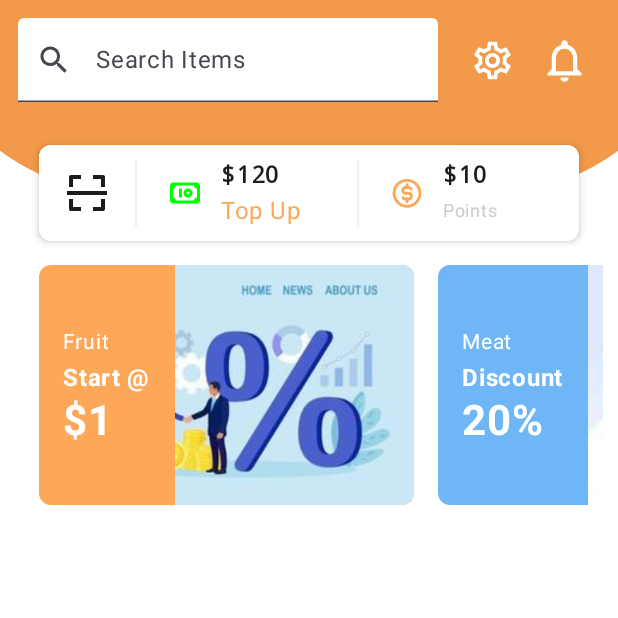
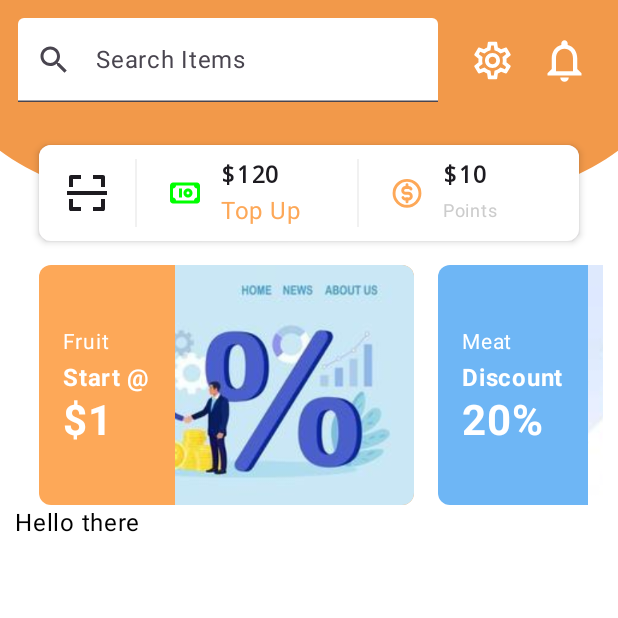
Before and after one commit to keringKirwa/Loan_Lending_App, an Android app built with Jetpack Compose: the screen it shows after launch (MainActivity), after a tap on "Login", on a phone screen of 412 x 824 dp, the top half of it. Run offline under Robolectric (Android 15) with nearby library versions, the phone set to English and light mode, and no system bars; our stand-ins replace Dagger/Hilt's generated code, accompanist.

Commit message:
PROJECT STARTER 003

```diff
--- a/app/src/main/AndroidManifest.xml
+++ b/app/src/main/AndroidManifest.xml
@@ -4,6 +4,7 @@
 
     <application
         android:allowBackup="true"
+        android:name=".CcCONNECT"
         android:dataExtractionRules="@xml/data_extraction_rules"
         android:fullBackupContent="@xml/backup_rules"
         android:icon="@mipmap/ic_launcher"
--- /dev/null
+++ b/app/src/main/java/com/example/kkdev_hustler_fund_app/App.kt
@@ -0,0 +1,9 @@
+package com.example.kkdev_hustler_fund_app
+
+import android.app.Application
+import dagger.hilt.android.HiltAndroidApp
+
+@HiltAndroidApp
+class CcCONNECT : Application(){
+
+}
--- a/app/src/main/java/com/example/kkdev_hustler_fund_app/MainActivity.kt
+++ b/app/src/main/java/com/example/kkdev_hustler_fund_app/MainActivity.kt
@@ -7,7 +7,9 @@ import androidx.compose.runtime.Composable
 import androidx.compose.ui.tooling.preview.Preview
 import com.example.kkdev_hustler_fund_app.navigations.Navigation
 import com.example.kkdev_hustler_fund_app.ui.theme.Kkdev_Hustler_Fund_AppTheme
+import dagger.hilt.android.AndroidEntryPoint
 
+@AndroidEntryPoint
 class MainActivity : ComponentActivity() {
 
 
--- a/app/src/main/java/com/example/kkdev_hustler_fund_app/screens/HomeScreen.kt
+++ b/app/src/main/java/com/example/kkdev_hustler_fund_app/screens/HomeScreen.kt
@@ -1,6 +1,7 @@
 package com.example.kkdev_hustler_fund_app.screens
 
 
+import android.annotation.SuppressLint
 import androidx.compose.foundation.Image
 import androidx.compose.foundation.background
 import androidx.compose.foundation.layout.Arrangement
@@ -36,10 +37,10 @@ import androidx.compose.material3.Text
 import androidx.compose.material3.TextField
 import androidx.compose.material3.TextFieldDefaults
 import androidx.compose.runtime.Composable
-import androidx.compose.runtime.State
 import androidx.compose.runtime.collectAsState
 import androidx.compose.runtime.mutableStateOf
 import androidx.compose.runtime.remember
+import androidx.compose.runtime.rememberCoroutineScope
 import androidx.compose.ui.Alignment
 import androidx.compose.ui.Modifier
 import androidx.compose.ui.draw.clip
@@ -56,13 +57,12 @@ import androidx.compose.ui.unit.dp
 import androidx.compose.ui.unit.sp
 import androidx.lifecycle.viewmodel.compose.viewModel
 import com.example.kkdev_hustler_fund_app.R
+import com.example.kkdev_hustler_fund_app.navigations.Navigation
 import com.example.kkdev_hustler_fund_app.ui.theme.DividerColor
 import com.example.kkdev_hustler_fund_app.ui.theme.MyColors
 import com.example.kkdev_hustler_fund_app.ui.theme.PrimaryColor
 import com.example.kkdev_hustler_fund_app.ui.theme.customRoundedShape
 import com.example.kkdev_hustler_fund_app.view_models.AuthViewModel
-import com.example.kkdev_hustler_fund_app.models.RequestResult
-import com.example.kkdev_hustler_fund_app.models.User
 
 
 @Preview(showBackground = true)
@@ -92,6 +92,8 @@ import com.example.kkdev_hustler_fund_app.models.User
                 AccountInfoRow()
                 Spacer(modifier = Modifier.height(16.dp))
                 Promotions()
+                LoginDetails()
+
             }
         }
     }
@@ -322,3 +324,15 @@ import com.example.kkdev_hustler_fund_app.models.User
             }
         }
     }
+
+@SuppressLint("StateFlowValueCalledInComposition")
+@Composable
+fun LoginDetails() {
+
+    val authViewModel: AuthViewModel = viewModel()
+    val loginState = authViewModel.loginState.collectAsState()
+
+    loginState.value?.let { Text(text = it.name) }
+    loginState.value?.let { Text(text = it.emailAddress) }
+    Text(text = "Hello there")
+}
--- a/app/src/main/java/com/example/kkdev_hustler_fund_app/screens/LoginScreen.kt
+++ b/app/src/main/java/com/example/kkdev_hustler_fund_app/screens/LoginScreen.kt
@@ -1,5 +1,6 @@
 package com.example.kkdev_hustler_fund_app.screens
 
+import android.annotation.SuppressLint
 import androidx.compose.foundation.background
 import androidx.compose.foundation.layout.Box
 import androidx.compose.foundation.layout.Column
@@ -51,12 +52,14 @@ import com.example.kkdev_hustler_fund_app.view_models.AuthViewModel
 import kotlinx.coroutines.CoroutineScope
 import kotlinx.coroutines.launch
 
+@SuppressLint("SuspiciousIndentation")
 @Preview(showBackground = true)
 @Composable
 fun LoginScreenTest(){
 
     var email by remember {
         mutableStateOf("kelvinKering")
+
     }
     var password by remember {
         mutableStateOf("@077Pqc7rs")
@@ -202,7 +205,8 @@ fun PasswordTextField(
         },
         keyboardOptions = KeyboardOptions(
             keyboardType = KeyboardType.Text
-        ), colors = TextFieldDefaults.textFieldColors(unfocusedIndicatorColor = Color.Black, focusedIndicatorColor = PrimaryColor,   containerColor = Color.White),
+        ),
+        colors = TextFieldDefaults.textFieldColors(unfocusedIndicatorColor = Color.Black, focusedIndicatorColor = PrimaryColor,   containerColor = Color.White),
         leadingIcon = {
             Icon(
                 imageVector = Icons.Default.AccountBox,
--- a/app/src/main/java/com/example/kkdev_hustler_fund_app/view_models/AuthViewModel.kt
+++ b/app/src/main/java/com/example/kkdev_hustler_fund_app/view_models/AuthViewModel.kt
@@ -16,12 +16,10 @@ import kotlinx.coroutines.launch
 
 class AuthViewModel() : ViewModel() {
 
-    val loggedInUser :User ? =null
-
     private val _loginState = MutableStateFlow<User?>(null)
     val loginState: StateFlow<User?> = _loginState
 
-    fun loginUser(email: String, password: String, navController: NavController){
+    fun loginUser(email: String, password: String, navController: NavController ?=null ){
 
         val loginDetails  = LoginDetails(email, password)
 
@@ -33,8 +31,9 @@ class AuthViewModel() : ViewModel() {
                     is RequestResult.Success -> {
                         Log.d("VIEW_MODEL_SUCCESS::", it.data.toString())
 
-                        navController.navigate(Destinations.HomeScreenRoute.routeName)
                         _loginState.value= it.data as User?
+                        navController?.navigate(Destinations.HomeScreenRoute.routeName)
+
                         Log.d("VIEW_MODEL_STATE::",_loginState.value.toString())
 
                     }
--- a/build.gradle
+++ b/build.gradle
@@ -3,4 +3,5 @@ plugins {
     id 'com.android.application' version '8.0.1' apply false
     id 'com.android.library' version '8.0.1' apply false
     id 'org.jetbrains.kotlin.android' version '1.7.20' apply false
+    id("com.google.dagger.hilt.android") version "2.44" apply false
 }
```
Also changed, not shown: app/build.gradle (+16 -0 lines).
